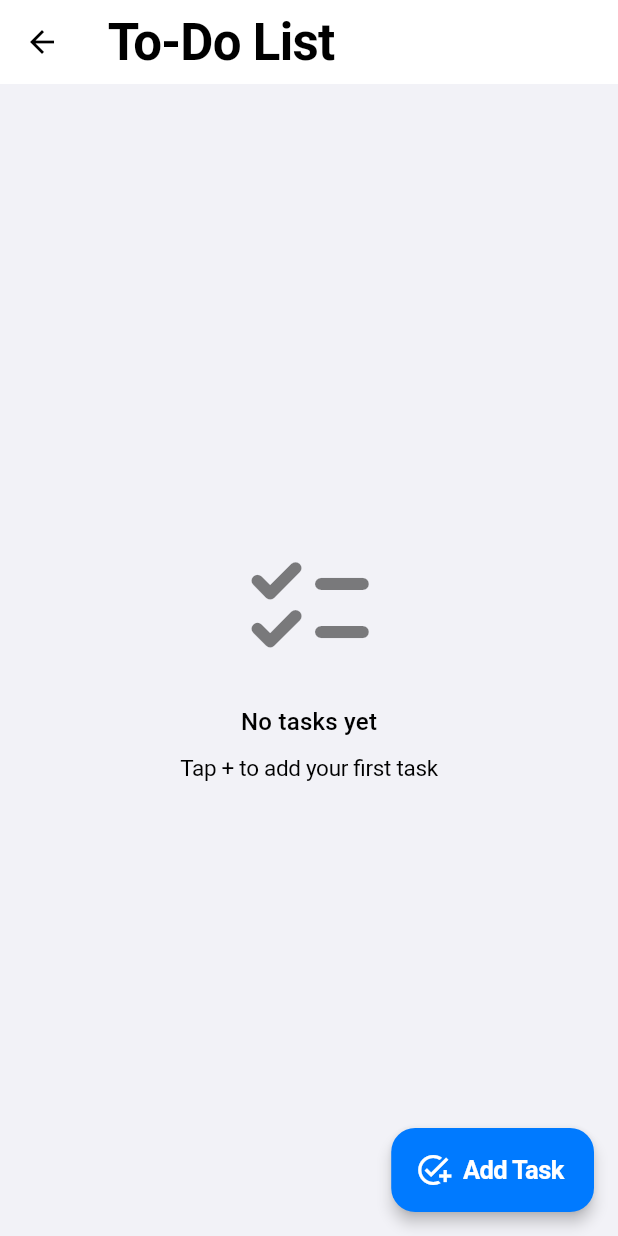
After one commit to FaizalTrianto03/Prak.Mobile-25-26, a Flutter app: the TodoListView screen opened by its route, on a phone screen of 412 x 824 dp. The commit adds this screen. Run offline on Flutter 3.47's test engine with Material 3 defaults, Android fonts, the phone set to English and light mode, and no system bars; our stand-ins replace flutter_dotenv, get, hive, hive_flutter, image_picker, supabase_flutter; accounts and stored records are empty.

Commit message:
feat: Add To-Do list functionality and integrate Hive for local storage
- Introduced Hive and Hive Flutter for local data management.
- Added TodoProvider for managing to-do items.
- Updated app strings to include new to-do related texts.
- Enhanced HomeView to navigate to the new To-Do list.
- Defined routes for To-Do list and form views.
- Refactored main.dart to initialize the TodoProvider.

```diff
--- a/lib/app/core/values/app_strings.dart
+++ b/lib/app/core/values/app_strings.dart
@@ -19,7 +19,8 @@ class AppStrings {
   static const String pleaseEnterEmail = 'Please enter email';
   static const String pleaseEnterValidEmail = 'Please enter valid email';
   static const String pleaseEnterPassword = 'Please enter password';
-  static const String passwordMinLength = 'Password must be at least 6 characters';
+  static const String passwordMinLength =
+      'Password must be at least 6 characters';
   static const String pleaseConfirmPassword = 'Please confirm password';
   static const String passwordsDoNotMatch = 'Passwords do not match';
   static const String pleaseEnterNoteTitle = 'Please enter note title';
@@ -28,7 +29,8 @@ class AppStrings {
   // Messages
   static const String loginSuccess = '✅ Login successful';
   static const String loginFailed = 'Login failed';
-  static const String registerSuccess = 'Registration successful! Please check your email to verify.';
+  static const String registerSuccess =
+      'Registration successful! Please check your email to verify.';
   static const String registerFailed = 'Registration failed';
   static const String logoutConfirm = 'Are you sure you want to logout?';
   static const String deleteConfirm = 'Are you sure you want to delete';
@@ -43,6 +45,7 @@ class AppStrings {
   static const String notes = 'Notes';
   static const String noNotesYet = 'No notes yet';
   static const String tapToAddNote = 'Tap + to add your first note';
+  static const String tapToAddTodo = 'Tap + to add your first task';
   static const String addNote = 'Add Note';
   static const String editNote = 'Edit Note';
   static const String noteTitle = 'Note Title';
@@ -59,7 +62,19 @@ class AppStrings {
   static const String changeImage = 'Change Image';
   static const String removeImage = 'Remove Image';
   static const String imagePreview = 'Image Preview';
-  static const String imageAttachmentOptional = 'Attach an optional image to your note';
+  static const String imageAttachmentOptional =
+      'Attach an optional image to your note';
+  static const String todos = 'To-Do List';
+  static const String manageTodos = 'Manage your tasks locally';
+  static const String noTodosYet = 'No tasks yet';
+  static const String addTodo = 'Add Task';
+  static const String editTodo = 'Edit Task';
+  static const String todoTitle = 'Task Title';
+  static const String todoDescription = 'Task Description (Optional)';
+  static const String pleaseEnterTodoTitle = 'Please enter task title';
+  static const String todoAddedSuccess = 'Task added successfully';
+  static const String todoUpdatedSuccess = 'Task updated successfully';
+  static const String todoDeletedSuccess = 'Task deleted successfully';
   static const String noData = 'No data available';
   static const String home = 'Home';
   static const String welcome = 'Welcome';
--- /dev/null
+++ b/lib/app/data/models/todo_model.dart
@@ -0,0 +1,45 @@
+import 'package:hive/hive.dart';
+
+part 'todo_model.g.dart';
+
+@HiveType(typeId: 1)
+class TodoModel {
+  @HiveField(0)
+  final int id;
+
+  @HiveField(1)
+  final String title;
+
+  @HiveField(2)
+  final String description;
+
+  @HiveField(3)
+  final bool isCompleted;
+
+  @HiveField(4)
+  final DateTime createdAt;
+
+  const TodoModel({
+    required this.id,
+    required this.title,
+    required this.description,
+    required this.isCompleted,
+    required this.createdAt,
+  });
+
+  TodoModel copyWith({
+    int? id,
+    String? title,
+    String? description,
+    bool? isCompleted,
+    DateTime? createdAt,
+  }) {
+    return TodoModel(
+      id: id ?? this.id,
+      title: title ?? this.title,
+      description: description ?? this.description,
+      isCompleted: isCompleted ?? this.isCompleted,
+      createdAt: createdAt ?? this.createdAt,
+    );
+  }
+}
--- a/lib/app/modules/home/controllers/home_controller.dart
+++ b/lib/app/modules/home/controllers/home_controller.dart
@@ -10,6 +10,11 @@ class HomeController extends GetxController {
     Get.toNamed(Routes.NOTE_LIST);
   }
 
+  // Navigate to todo list
+  void goToTodos() {
+    Get.toNamed(Routes.TODO_LIST);
+  }
+
   // Get user email
   String? get userEmail => _authProvider.currentUser?.email;
 }
--- /dev/null
+++ b/lib/app/modules/todo/views/todo_list_view.dart
@@ -0,0 +1,157 @@
+import 'package:flutter/material.dart';
+import 'package:get/get.dart';
+import 'package:intl/intl.dart';
+
+import '../../../core/values/app_strings.dart';
+import '../controllers/todo_controller.dart';
+
+class TodoListView extends GetView<TodoController> {
+  const TodoListView({super.key});
+
+  @override
+  Widget build(BuildContext context) {
+    final theme = Theme.of(context);
+    final dateFormat = DateFormat.yMMMd().add_Hm();
+
+    return Scaffold(
+      appBar: AppBar(
+        title: const Text(AppStrings.todos),
+      ),
+      body: Obx(() {
+        if (controller.isLoading.value) {
+          return const Center(child: CircularProgressIndicator());
+        }
+
+        if (controller.todos.isEmpty) {
+          return Center(
+            child: Column(
+              mainAxisAlignment: MainAxisAlignment.center,
+              children: [
+                Icon(
+                  Icons.checklist_rounded,
+                  size: 96,
+                  color:
+                      theme.colorScheme.onSurfaceVariant.withValues(alpha: 0.5),
+                ),
+                const SizedBox(height: 16),
+                Text(
+                  AppStrings.noTodosYet,
+                  style: theme.textTheme.titleMedium?.copyWith(
+                    color: theme.colorScheme.onSurfaceVariant,
+                  ),
+                ),
+                const SizedBox(height: 8),
+                Text(
+                  AppStrings.tapToAddTodo,
+                  style: theme.textTheme.bodyMedium?.copyWith(
+                    color: theme.colorScheme.onSurfaceVariant,
+                  ),
+                  textAlign: TextAlign.center,
+                ),
+              ],
+            ),
+          );
+        }
+
+        return RefreshIndicator(
+          onRefresh: controller.loadTodos,
+          child: ListView.separated(
+            padding: const EdgeInsets.all(16),
+            itemCount: controller.todos.length,
+            separatorBuilder: (_, __) => const SizedBox(height: 12),
+            itemBuilder: (context, index) {
+              final todo = controller.todos[index];
+              final subtitleLines = <Widget>[];
+
+              if (todo.description.trim().isNotEmpty) {
+                subtitleLines.add(
+                  Text(
+                    todo.description,
+                    style: theme.textTheme.bodyMedium,
+                  ),
+                );
+                subtitleLines.add(const SizedBox(height: 6));
+              }
+
+              subtitleLines.add(
+                Text(
+                  dateFormat.format(todo.createdAt),
+                  style: theme.textTheme.bodySmall?.copyWith(
+                    color: theme.colorScheme.onSurfaceVariant,
+                  ),
+                ),
+              );
+
+              return Card(
+                child: Padding(
+                  padding: const EdgeInsets.symmetric(horizontal: 8),
+                  child: ListTile(
+                    leading: Checkbox(
+                      value: todo.isCompleted,
+                      onChanged: (_) => controller.toggleTodo(todo),
+                    ),
+                    title: Text(
+                      todo.title,
+                      style: theme.textTheme.titleMedium?.copyWith(
+                        fontWeight: FontWeight.w600,
+                        decoration: todo.isCompleted
+                            ? TextDecoration.lineThrough
+                            : null,
+                      ),
+                    ),
+                    subtitle: Column(
+                      crossAxisAlignment: CrossAxisAlignment.start,
+                      children: subtitleLines,
+                    ),
+                    trailing: PopupMenuButton<String>(
+                      itemBuilder: (context) => [
+                        PopupMenuItem(
+                          value: 'edit',
+                          child: Row(
+                            children: [
+                              Icon(
+                                Icons.edit_outlined,
+                                color: theme.colorScheme.primary,
+                              ),
+                              const SizedBox(width: 8),
+                              const Text(AppStrings.edit),
+                            ],
+                          ),
+                        ),
+                        PopupMenuItem(
+                          value: 'delete',
+                          child: Row(
+                            children: [
+                              Icon(
+                                Icons.delete_outline,
+                                color: theme.colorScheme.error,
+                              ),
+                              const SizedBox(width: 8),
+                              const Text(AppStrings.delete),
+                            ],
+                          ),
+                        ),
+                      ],
+                      onSelected: (value) {
+                        if (value == 'edit') {
+                          controller.goToForm(todo: todo);
+                        } else if (value == 'delete') {
+                          controller.deleteTodo(todo);
+                        }
+                      },
+                    ),
+                  ),
+                ),
+              );
+            },
+          ),
+        );
+      }),
+      floatingActionButton: FloatingActionButton.extended(
+        onPressed: () => controller.goToForm(),
+        icon: const Icon(Icons.add_task),
+        label: const Text(AppStrings.addTodo),
+      ),
+    );
+  }
+}
--- a/lib/app/routes/app_pages.dart
+++ b/lib/app/routes/app_pages.dart
@@ -8,6 +8,9 @@ import '../modules/home/views/home_view.dart';
 import '../modules/note/bindings/note_binding.dart';
 import '../modules/note/views/note_list_view.dart';
 import '../modules/note/views/note_form_view.dart';
+import '../modules/todo/bindings/todo_binding.dart';
+import '../modules/todo/views/todo_list_view.dart';
+import '../modules/todo/views/todo_form_view.dart';
 
 part 'app_routes.dart';
 
@@ -42,5 +45,15 @@ class AppPages {
       page: () => NoteFormView(),
       binding: NoteBinding(),
     ),
+    GetPage(
+      name: _Paths.TODO_LIST,
+      page: () => const TodoListView(),
+      binding: TodoBinding(),
+    ),
+    GetPage(
+      name: _Paths.TODO_FORM,
+      page: () => TodoFormView(),
+      binding: TodoBinding(),
+    ),
   ];
 }
--- a/lib/app/routes/app_routes.dart
+++ b/lib/app/routes/app_routes.dart
@@ -7,6 +7,8 @@ abstract class Routes {
   static const HOME = _Paths.HOME;
   static const NOTE_LIST = _Paths.NOTE_LIST;
   static const NOTE_FORM = _Paths.NOTE_FORM;
+  static const TODO_LIST = _Paths.TODO_LIST;
+  static const TODO_FORM = _Paths.TODO_FORM;
 }
 
 abstract class _Paths {
@@ -16,4 +18,6 @@ abstract class _Paths {
   static const HOME = '/home';
   static const NOTE_LIST = '/notes';
   static const NOTE_FORM = '/note-form';
+  static const TODO_LIST = '/todos';
+  static const TODO_FORM = '/todo-form';
 }
--- a/lib/main.dart
+++ b/lib/main.dart
@@ -4,10 +4,11 @@ import 'package:flutter/services.dart';
 import 'package:get/get.dart';
 import 'app/core/theme/app_theme.dart';
 import 'app/core/values/app_strings.dart';
-import 'app/data/services/storage_service.dart';
 import 'app/data/services/supabase_service.dart';
 import 'app/data/providers/auth_provider.dart';
 import 'app/data/providers/note_provider.dart';
+import 'app/data/providers/todo_provider.dart';
+import 'app/data/services/storage_service.dart';
 import 'app/routes/app_pages.dart';
 
 Future<void> main() async {
@@ -32,6 +33,7 @@ Future<void> main() async {
     Get.put(AuthProvider());
     Get.put(NoteProvider());
     Get.put(StorageService());
+    await Get.putAsync(() => TodoProvider().init());
 
     if (kDebugMode) {
       debugPrint('✅ All services initialized successfully');
--- a/pubspec.yaml
+++ b/pubspec.yaml
@@ -35,6 +35,9 @@ dependencies:
     sdk: flutter
   image_picker: ^1.1.2
   path: ^1.9.0
+  hive: ^2.2.3
+  hive_flutter: ^1.1.0
+  intl: ^0.19.0
 
   # The following adds the Cupertino Icons font to your application.
   # Use with the CupertinoIcons class for iOS style icons.
@@ -51,6 +54,8 @@ dev_dependencies:
   # package. See that file for information about deactivating specific lint
   # rules and activating additional ones.
   flutter_lints: ^5.0.0
+  build_runner: ^2.4.9
+  hive_generator: ^2.0.1
 
 # For information on the generic Dart part of this file, see the
 # following page: https://dart.dev/tools/pub/pubspec
```
Also changed, not shown: lib/app/data/providers/todo_provider.dart (added, +67 -0 lines), lib/app/modules/home/views/home_view.dart (+9 -0 lines), lib/app/modules/todo/bindings/todo_binding.dart (added, +13 -0 lines), lib/app/modules/todo/controllers/todo_controller.dart (added, +111 -0 lines), lib/app/modules/todo/views/todo_form_view.dart (added, +173 -0 lines), lib/app/data/models/todo_model.g.dart (added).
